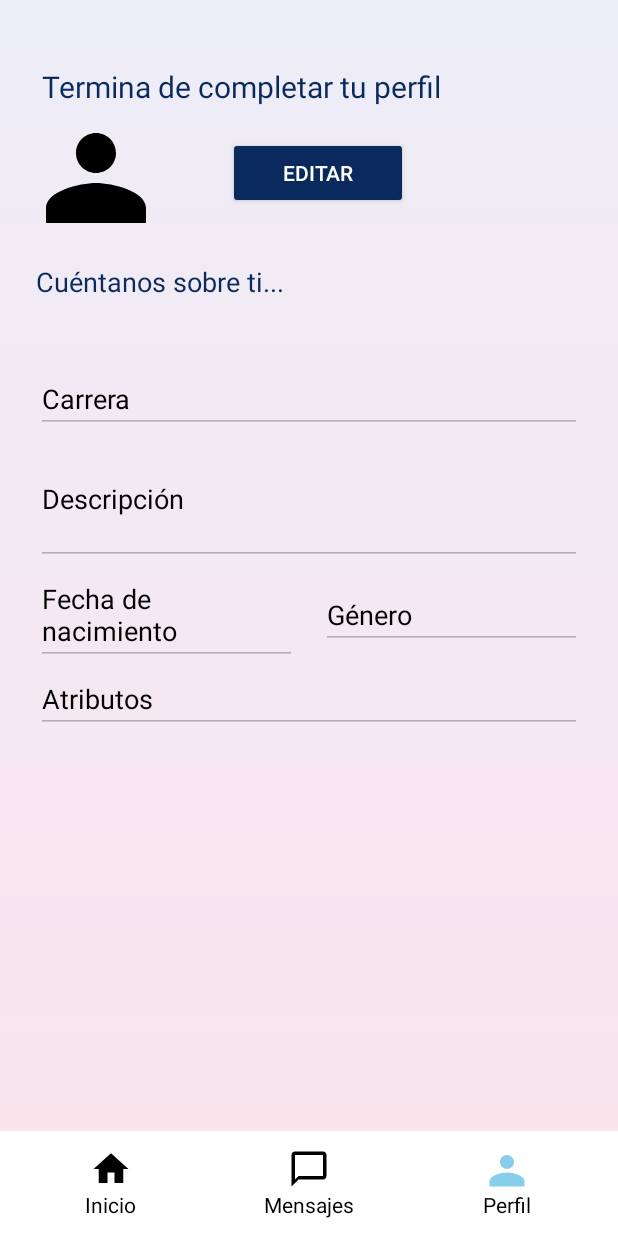
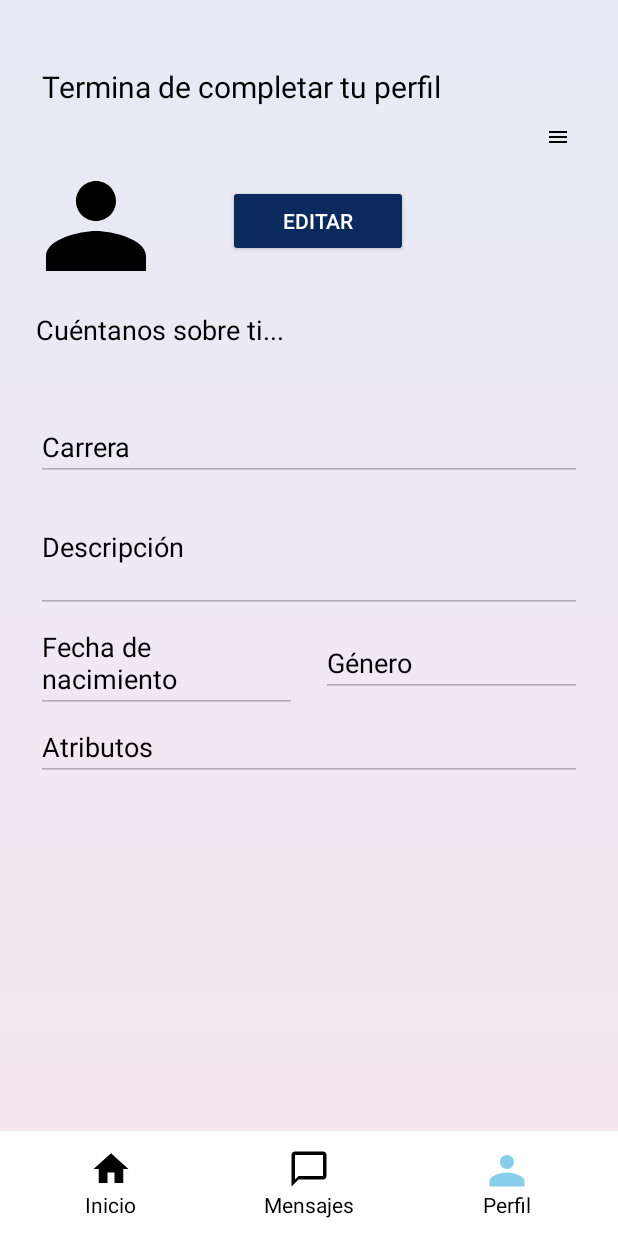
Before and after one commit to merenganov/NexuApp, an Android app built with Jetpack Compose: the ProfileActivity screen opened directly, with no data from a screen before it, on a phone screen of 412 x 824 dp. Run offline under Robolectric (Android 15) with nearby library versions, the phone set to English and light mode, and no system bars.

Commit message:
commit once
Menú con cierre de sesión y cambio de tema

```diff
--- a/app/src/main/java/com/example/nexu/HomeActivity.kt
+++ b/app/src/main/java/com/example/nexu/HomeActivity.kt
@@ -2,6 +2,7 @@ package com.example.nexu
 
 import android.content.Intent
 import android.os.Bundle
+import android.view.View
 import android.widget.LinearLayout
 import android.widget.TextView
 import androidx.appcompat.app.AppCompatActivity
@@ -11,6 +12,9 @@ class HomeActivity : AppCompatActivity() {
     override fun onCreate(savedInstanceState: Bundle?) {
         super.onCreate(savedInstanceState)
         setContentView(R.layout.activity_home)
+
+        val root = findViewById<View>(android.R.id.content)
+        ThemeManager.applyThemeBackground(this, root)
 
         // Obtener el nombre enviado desde LoginActivity
         val username = intent.getStringExtra("username") ?: "Usuario"
@@ -28,6 +32,7 @@ class HomeActivity : AppCompatActivity() {
             val intent = Intent(this, ProfileActivity::class.java)
             intent.putExtra("email", email)
             startActivity(intent)
+            finish()
         }
 
     }
--- a/app/src/main/java/com/example/nexu/LoginActivity.kt
+++ b/app/src/main/java/com/example/nexu/LoginActivity.kt
@@ -61,6 +61,7 @@ class LoginActivity : AppCompatActivity() {
             homeIntent.putExtra("username", storedName)
             homeIntent.putExtra("email", email)
             startActivity(homeIntent)
+            finish()
         }
     }
 }
--- /dev/null
+++ b/app/src/main/java/com/example/nexu/ThemeManager.kt
@@ -0,0 +1,64 @@
+package com.example.nexu
+
+import android.content.Context
+import android.graphics.Color
+import android.graphics.drawable.GradientDrawable
+import android.view.View
+import android.widget.TextView
+
+object ThemeManager {
+
+    private const val PREF = "theme_pref"
+    private const val KEY = "is_dark"
+
+    fun isDark(context: Context): Boolean {
+        val prefs = context.getSharedPreferences(PREF, Context.MODE_PRIVATE)
+        return prefs.getBoolean(KEY, false)
+    }
+
+    fun setDark(context: Context, dark: Boolean) {
+        val prefs = context.getSharedPreferences(PREF, Context.MODE_PRIVATE)
+        prefs.edit().putBoolean(KEY, dark).apply()
+    }
+
+    /**
+     * Aplica el fondo gradiente a cualquier layout raíz
+     */
+    fun applyThemeBackground(context: Context, root: View) {
+        val isDark = isDark(context)
+
+        val startColor = if (isDark) {
+            Color.parseColor("#063749")
+        } else {
+            Color.parseColor("#E6EAF6")
+        }
+
+        val endColor = if (isDark) {
+            Color.parseColor("#042430")
+        } else {
+            Color.parseColor("#F8E7EE")
+        }
+
+        val gradient = GradientDrawable(
+            GradientDrawable.Orientation.TOP_BOTTOM,
+            intArrayOf(startColor, endColor)
+        )
+
+        root.background = gradient
+    }
+
+    /**
+     * Cambia color del texto según el tema
+     */
+    fun applyTextColor(context: Context, textView: TextView) {
+        val isDark = isDark(context)
+
+        val color = if (isDark) {
+            Color.parseColor("#FFFFFF")
+        } else {
+            Color.parseColor("#132E63")
+        }
+
+        textView.setTextColor(color)
+    }
+}
--- /dev/null
+++ b/app/src/main/res/drawable/ic_moon.xml
@@ -0,0 +1,10 @@
+<?xml version="1.0" encoding="utf-8"?>
+<vector xmlns:android="http://schemas.android.com/apk/res/android"
+    android:width="24dp"
+    android:height="24dp"
+    android:viewportWidth="24"
+    android:viewportHeight="24">
+    <path
+        android:fillColor="#90CAF9"
+        android:pathData="M9.37,5.51A7,7 0 0 0 12,19a7,7 0 0 0 6.49,-4.24A8,8 0 1 1 9.37,5.51z"/>
+</vector>
--- /dev/null
+++ b/app/src/main/res/drawable/ic_more_vert.xml
@@ -0,0 +1,5 @@
+<vector xmlns:android="http://schemas.android.com/apk/res/android" android:height="24dp" android:tint="#000000" android:viewportHeight="24" android:viewportWidth="24" android:width="24dp">
+
+    <path android:fillColor="@android:color/white" android:pathData="M3,18h18v-2L3,16v2zM3,13h18v-2L3,11v2zM3,6v2h18L21,6L3,6z"/>
+
+</vector>
--- /dev/null
+++ b/app/src/main/res/drawable/ic_sun.xml
@@ -0,0 +1,10 @@
+<?xml version="1.0" encoding="utf-8"?>
+<vector xmlns:android="http://schemas.android.com/apk/res/android"
+    android:width="24dp"
+    android:height="24dp"
+    android:viewportWidth="24"
+    android:viewportHeight="24">
+    <path
+        android:fillColor="#FFA000"
+        android:pathData="M6.76,4.84l-1.8,-1.79 -1.41,1.41 1.79,1.8 1.42,-1.42zM1,10.5H4v2H1v-2zM11,1h2v3h-2V1zM18.66,3.05l1.41,1.41 -1.79,1.79 -1.41,-1.41 1.79,-1.79zM17.24,19.16l1.79,1.8 1.41,-1.41 -1.8,-1.79 -1.4,1.4zM20,10.5h3v2h-3v-2zM11,20h2v3h-2v-3zM3.05,18.66l1.41,1.41 1.79,-1.8 -1.41,-1.41 -1.79,1.8zM12,6a6,6 0 1 1 0,12 6,6 0 0 1 0,-12z"/>
+</vector>
--- a/app/src/main/res/layout/activity_home.xml
+++ b/app/src/main/res/layout/activity_home.xml
@@ -5,7 +5,7 @@
     android:layout_height="match_parent"
     android:orientation="vertical"
     android:padding="24dp"
-    android:background="@drawable/home_gradient">
+    android:background="@null">
 
     <!-- BIENVENIDA -->
     <TextView
--- a/app/src/main/res/layout/activity_profile.xml
+++ b/app/src/main/res/layout/activity_profile.xml
@@ -3,13 +3,14 @@
     android:layout_width="match_parent"
     android:layout_height="match_parent"
     android:orientation="vertical"
-    android:background="@drawable/home_gradient">
+    android:background="@null">
 
     <!-- SCROLLVIEW (solo 1 hijo permitido) -->
     <ScrollView
         android:layout_width="match_parent"
         android:layout_height="0dp"
         android:layout_weight="1">
+
 
         <LinearLayout
             android:orientation="vertical"
@@ -24,9 +25,18 @@
                 android:layout_height="wrap_content"
                 android:text="Termina de completar tu perfil"
                 android:textSize="20sp"
-                android:textColor="@color/textPrimaryBlue"
+                android:textColor="@color/black"
                 android:layout_marginTop="16dp"
                 android:padding="4dp" />
+            <ImageView
+                android:id="@+id/btnMenu"
+                android:layout_width="32dp"
+                android:layout_height="32dp"
+                android:src="@drawable/ic_more_vert"
+                android:padding="8dp"
+                android:layout_gravity="end"
+                android:contentDescription="Menu"/>
+
 
             <!-- FOTO + NOMBRE HEADER + BOTÓN EDITAR -->
             <LinearLayout
@@ -48,7 +58,7 @@
                     android:text="Usuario"
                     android:textSize="22sp"
                     android:textStyle="bold"
-                    android:textColor="@color/textPrimaryBlue"
+                    android:textColor="@color/black"
                     android:layout_marginStart="16dp"/>
 
                 <Button
@@ -70,7 +80,7 @@
                 android:layout_height="wrap_content"
                 android:text="Cuéntanos sobre ti..."
                 android:textSize="18sp"
-                android:textColor="@color/textPrimaryBlue"
+                android:textColor="@color/black"
                 android:layout_marginTop="20dp" />
 
             <!-- Nombre (NO editable) -->
@@ -80,7 +90,7 @@
                 android:layout_height="wrap_content"
                 android:text="Nombre"
                 android:textStyle="bold"
-                android:textColor="@color/textPrimaryBlue"
+                android:textColor="@color/black"
                 android:layout_marginTop="24dp"/>
 
             <!-- CARRERA -->
--- /dev/null
+++ b/app/src/main/res/menu/menu_profile.xml
@@ -0,0 +1,5 @@
+<menu xmlns:android="http://schemas.android.com/apk/res/android">
+    <item android:id="@+id/opCuenta" android:title="Mi cuenta" />
+    <item android:id="@+id/opTema" android:title="Cambiar tema" />
+    <item android:id="@+id/opCerrar" android:title="Cerrar sesión" />
+</menu>
```
Also changed, not shown: app/src/main/java/com/example/nexu/ProfileActivity.kt (+60 -0 lines), app/src/main/res/drawable/bg_app_gradient.xml (added, +8 -0 lines), app/src/main/res/layout/theme_selector.xml (added, +28 -0 lines), app/src/main/res/values/colors.xml (+22 -0 lines).
